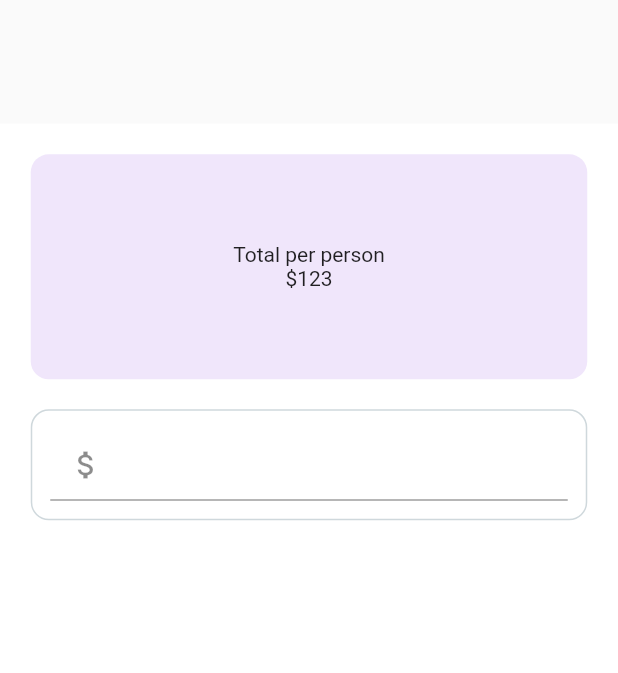
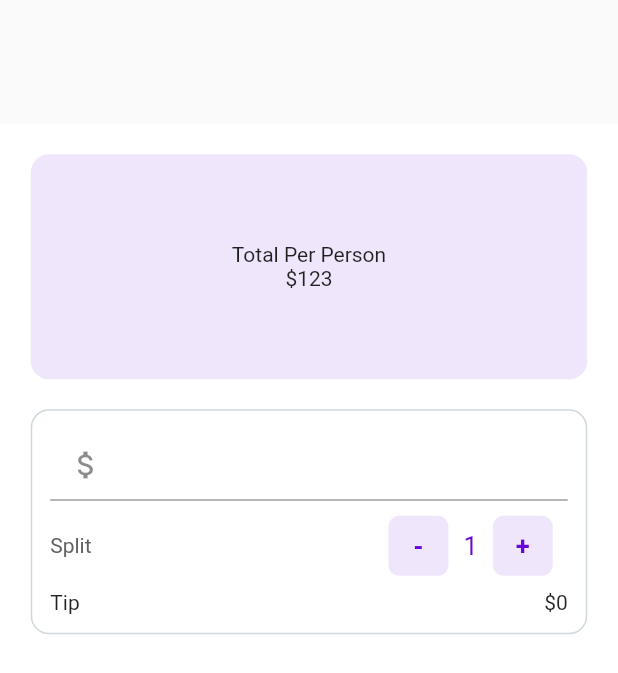
Before and after one commit to felixfrz/Tip-calculator, a Flutter app: the screen it shows after launch, on a phone screen of 412 x 824 dp. Shown: the top 673 px of the screen. Run offline on Flutter 3.47's test engine with Material 2 defaults, Android fonts, the phone set to English and light mode, and no system bars.

Commit message:
updated the ui and some functionalities

```diff
--- a/lib/ui/home.dart
+++ b/lib/ui/home.dart
@@ -34,7 +34,7 @@ class _TipCalculatorState extends State<TipCalculator> {
                 child: Column(
                   mainAxisAlignment: MainAxisAlignment.center,
                   children: [
-                    Text('Total per person'),
+                    Text('Total Per Person'),
                     Text('\$123'),
                   ],
                 ),
@@ -46,7 +46,9 @@ class _TipCalculatorState extends State<TipCalculator> {
               decoration: BoxDecoration(
                 color: Colors.transparent,
                 border: Border.all(
-                    color: Colors.blueGrey.shade100, style: BorderStyle.solid),
+                  color: Colors.blueGrey.shade100,
+                  style: BorderStyle.solid,
+                ),
                 borderRadius: BorderRadius.circular(12.0),
               ),
               child: Column(
@@ -67,6 +69,87 @@ class _TipCalculatorState extends State<TipCalculator> {
                       }
                     },
                   ),
+                  Row(
+                    mainAxisAlignment: MainAxisAlignment.spaceBetween,
+                    children: [
+                      Text(
+                        'Split',
+                        style: TextStyle(color: Colors.grey.shade700),
+                      ),
+                      Row(
+                        children: [
+                          InkWell(
+                            onTap: () {
+                              setState(
+                                () {
+                                  if (_personcounter > 1) {
+                                    _personcounter--;
+                                  } else {
+                                    // do nothing
+                                  }
+                                },
+                              );
+                            },
+                            child: Container(
+                              width: 40.0,
+                              height: 40.0,
+                              margin: EdgeInsets.all(10.0),
+                              decoration: BoxDecoration(
+                                borderRadius: BorderRadius.circular(7.0),
+                                color: _purple.withOpacity(0.1),
+                              ),
+                              child: Center(
+                                child: Text(
+                                  '-',
+                                  style: TextStyle(
+                                    color: _purple,
+                                    fontWeight: FontWeight.bold,
+                                    fontSize: 17.0,
+                                  ),
+                                ),
+                              ),
+                            ),
+                          ),
+                          Text(
+                            '$_personcounter',
+                            style: TextStyle(color: _purple, fontSize: 17.0),
+                          ),
+                          InkWell(
+                            onTap: () {
+                              setState(() {
+                                _personcounter++;
+                              });
+                            },
+                            child: Container(
+                              width: 40.0,
+                              height: 40.0,
+                              margin: EdgeInsets.all(10.0),
+                              decoration: BoxDecoration(
+                                  color: _purple.withOpacity(0.1),
+                                  borderRadius: BorderRadius.circular(7.0)),
+                              child: Center(
+                                child: Text(
+                                  '+',
+                                  style: TextStyle(
+                                    color: _purple,
+                                    fontWeight: FontWeight.bold,
+                                    fontSize: 17.0,
+                                  ),
+                                ),
+                              ),
+                            ),
+                          ),
+                        ],
+                      ),
+                    ],
+                  ),
+                  Row(
+                    mainAxisAlignment: MainAxisAlignment.spaceBetween,
+                    children: [
+                      Text('Tip'),
+                      Text('\$$_tipPercentage'),
+                    ],
+                  ),
                 ],
               ),
             )
```
